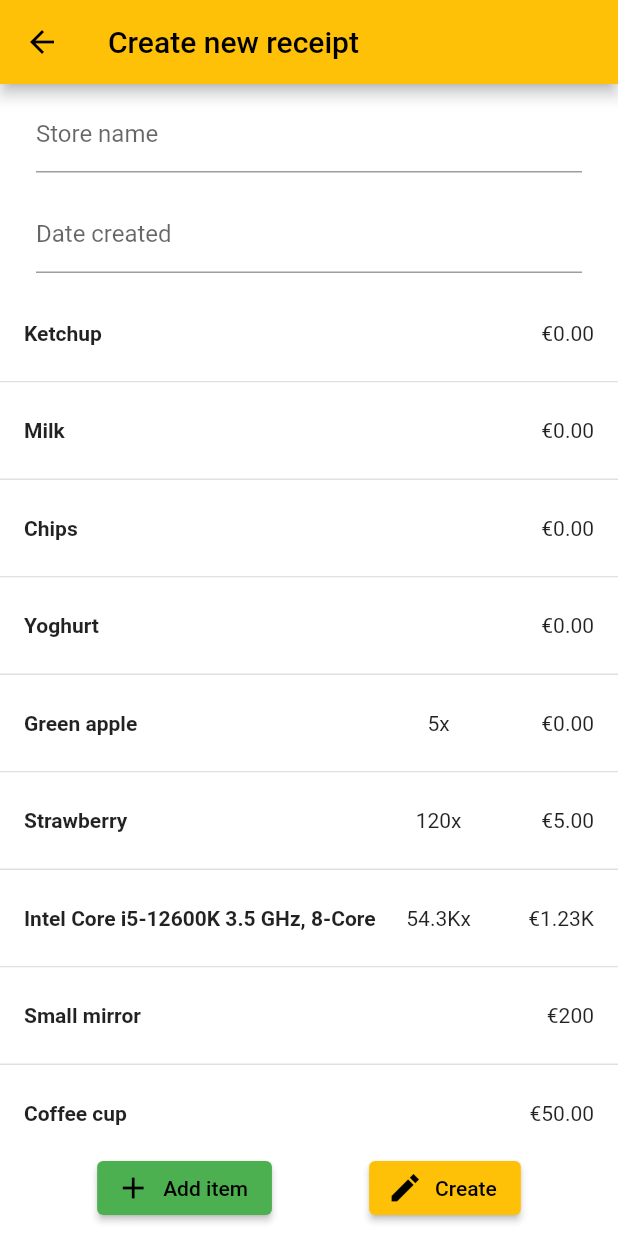
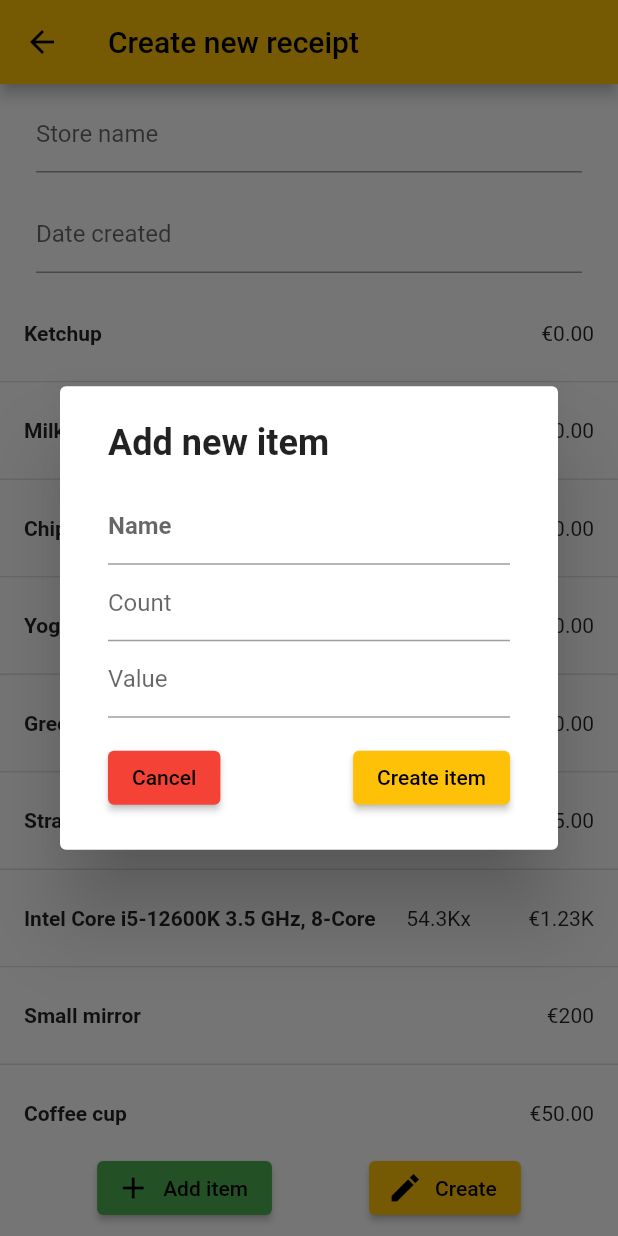
Before and after one commit to RoboBaranik/receipt_calculator, a Flutter app: the ReceiptCreateManualPage screen opened by its route, after a tap on "Add item", on a phone screen of 412 x 824 dp. Run offline on Flutter 3.47's test engine with Material 2 defaults, Android fonts, the phone set to English and light mode, and no system bars; drawn by our look-alikes of expandable.

Commit message:
Receipt item create

```diff
--- a/lib/data/receipt_item.dart
+++ b/lib/data/receipt_item.dart
@@ -1,3 +1,4 @@
+import 'package:expandable/expandable.dart';
 import 'package:flutter/material.dart';
 import 'package:receipt_calculator/helper.dart';
 
@@ -47,6 +48,12 @@ class ReceiptItem {
   }
 }
 
+class ExpandableReceiptItem {
+  final ReceiptItem item;
+  final ExpandableController controller;
+  ExpandableReceiptItem({required this.item, required this.controller});
+}
+
 class Partition {
   final String person;
   int percentPaid;
--- a/lib/helper.dart
+++ b/lib/helper.dart
@@ -1,5 +1,6 @@
 import 'dart:io';
 
+import 'package:expandable/expandable.dart';
 import 'package:flutter/material.dart';
 import 'package:intl/intl.dart';
 
@@ -19,6 +20,7 @@ class Helper {
     Colors.indigo,
     Colors.green
   ];
+  static Map<String, String> langToCountMap = {'en': 'x', 'sk': 'ks'};
   static NumberFormat decimalFormat =
       NumberFormat.decimalPattern(Helper.locale);
   static NumberFormat a = NumberFormat.simpleCurrency();
@@ -47,17 +49,37 @@ class Helper {
   }
 
   static String countToString(int count) {
-    if (count <= 1) {
+    if (count == 1) {
       return '';
     }
     String countSimple =
         NumberFormat.compact(locale: Helper.locale).format(count);
+    var countSuffix = Helper.langToCount();
     switch (Helper.locale.substring(0, 2)) {
       case 'sk':
-        return '$countSimple ks';
+        return '$countSimple $countSuffix';
       case 'en':
       default:
-        return '${countSimple}x';
+        return '$countSimple$countSuffix';
+    }
+  }
+
+  static String langToCount() {
+    var count = Helper.langToCountMap[Helper.locale.substring(0, 2)];
+    return count ?? 'x';
+  }
+
+  static void expandableListControllerSetUp(
+      Iterable<ExpandableController> list) {
+    var indicies = List.generate(list.length, (index) => index);
+    for (var index in indicies) {
+      var others = indicies.where((element) => element != index);
+      list.elementAt(index).addListener(() {
+        if (!list.elementAt(index).value) return;
+        for (var element in others) {
+          list.elementAt(element).value = false;
+        }
+      });
     }
   }
 }
--- a/lib/pages/receipt_create_manual_page.dart
+++ b/lib/pages/receipt_create_manual_page.dart
@@ -1,7 +1,9 @@
+import 'package:expandable/expandable.dart';
 import 'package:flutter/material.dart';
 import 'package:receipt_calculator/data/receipt_item.dart';
 import 'package:receipt_calculator/helper.dart';
 import 'package:receipt_calculator/routes.dart';
+import 'package:receipt_calculator/widgets/receipt_list/dialog_receipt_item_add.dart';
 import 'package:receipt_calculator/widgets/receipt_list/list_item.dart';
 
 class ReceiptCreateManualPage extends StatefulWidget {
@@ -16,7 +18,31 @@ class _ReceiptCreateManualPageState extends State<ReceiptCreateManualPage> {
   final GlobalKey<FormState> _formKey = GlobalKey<FormState>();
   final TextEditingController _name = TextEditingController();
   final TextEditingController _timeCreated = TextEditingController();
-  final List<ReceiptItem> items = Routes.mocked1.items;
+  final ScrollController _scrollController = ScrollController();
+  final List<ExpandableReceiptItem> items = Routes.mocked1.items
+      .map((e) =>
+          ExpandableReceiptItem(item: e, controller: ExpandableController()))
+      .toList();
+  // final Map<ReceiptItem, ExpandableController> items = {
+  //   for (var key in Routes.mocked1.items) key: ExpandableController()
+  // };
+  _ReceiptCreateManualPageState() {
+    Helper.expandableListControllerSetUp(items.map((e) => e.controller));
+  }
+  updateControllers() {
+    for (var element in items.map((e) => e.controller)) {
+      element.removeListener(() {});
+    }
+    Helper.expandableListControllerSetUp(items.map((e) => e.controller));
+  }
+
+  @override
+  void dispose() {
+    super.dispose();
+    for (var element in items.map((e) => e.controller)) {
+      element.removeListener(() {});
+    }
+  }
 
   void getDateAndTime() {
     FocusScope.of(context).requestFocus(FocusNode());
@@ -41,6 +67,10 @@ class _ReceiptCreateManualPageState extends State<ReceiptCreateManualPage> {
 
   @override
   Widget build(BuildContext context) {
+    // WidgetsBinding.instance.addPostFrameCallback((_) =>
+    //     _scrollController.animateTo(_scrollController.position.maxScrollExtent,
+    //         duration: const Duration(seconds: 2), curve: Curves.fastOutSlowIn));
+
     return Scaffold(
       appBar: AppBar(title: const Text('Create new receipt')),
       backgroundColor: Colors.white,
@@ -80,7 +110,11 @@ class _ReceiptCreateManualPageState extends State<ReceiptCreateManualPage> {
             ),
             Expanded(
               child: ListView.separated(
-                  itemBuilder: (context, index) => ListItem(item: items[index]),
+                  controller: _scrollController,
+                  itemBuilder: (context, index) => ListItem(
+                        item: items[index].item,
+                        controller: items[index].controller,
+                      ),
                   separatorBuilder: (context, index) => Container(
                         height: 1,
                         color: Colors.black12,
@@ -93,7 +127,24 @@ class _ReceiptCreateManualPageState extends State<ReceiptCreateManualPage> {
                 mainAxisAlignment: MainAxisAlignment.spaceEvenly,
                 children: [
                   ElevatedButton.icon(
-                    onPressed: () {},
+                    onPressed: () {
+                      showDialog(
+                        context: context,
+                        builder: (_) => DialogReceiptItemAdd(isCreate: true),
+                      ).then((newReceiptItem) {
+                        if (newReceiptItem == null) {
+                          debugPrint('Item creation canceled');
+                          return;
+                        }
+                        debugPrint('Created item: $newReceiptItem');
+                        setState(() {
+                          items.add(ExpandableReceiptItem(
+                              item: newReceiptItem,
+                              controller: ExpandableController()));
+                          updateControllers();
+                        });
+                      });
+                    },
                     icon: const Icon(Icons.add),
                     label: const Text('Add item'),
                     style: TextButton.styleFrom(backgroundColor: Colors.green),
--- a/lib/pages/receipt_list_page.dart
+++ b/lib/pages/receipt_list_page.dart
@@ -1,7 +1,7 @@
 import 'package:flutter/material.dart';
 import 'package:receipt_calculator/data/receipt_item.dart';
 import 'package:receipt_calculator/helper.dart';
-import 'package:receipt_calculator/widgets/receipt_list/dialog_add.dart';
+import 'package:receipt_calculator/widgets/receipt_list/dialog_receipt_add.dart';
 
 import '../routes.dart';
 import '../widgets/drawer.dart';
--- /dev/null
+++ b/lib/widgets/receipt_list/dialog_receipt_item_add.dart
@@ -0,0 +1,135 @@
+import 'dart:math';
+
+import 'package:flutter/material.dart';
+import 'package:flutter/services.dart';
+import 'package:intl/intl.dart';
+import 'package:receipt_calculator/data/receipt_item.dart';
+import 'package:receipt_calculator/helper.dart';
+
+class DialogReceiptItemAdd extends StatelessWidget {
+  final bool isCreate;
+  DialogReceiptItemAdd({super.key, required this.isCreate});
+  final TextEditingController nameController = TextEditingController();
+  final TextEditingController countController = TextEditingController();
+  final TextEditingController valueController = TextEditingController();
+
+  @override
+  Widget build(BuildContext context) {
+    return Dialog(
+      child: Container(
+        padding: const EdgeInsets.symmetric(vertical: 24, horizontal: 32),
+        child: Column(
+          mainAxisSize: MainAxisSize.min,
+          children: [
+            Container(
+              padding: const EdgeInsets.only(bottom: 16),
+              width: double.infinity,
+              child: Text(
+                isCreate ? 'Add new item' : 'Edit item',
+                textAlign: TextAlign.left,
+                style: const TextStyle(
+                  fontWeight: FontWeight.bold,
+                  fontSize: 24,
+                ),
+              ),
+            ),
+            TextFormField(
+              controller: nameController,
+              keyboardType: TextInputType.text,
+              textCapitalization: TextCapitalization.sentences,
+              style: const TextStyle(fontWeight: FontWeight.bold),
+              decoration: const InputDecoration(
+                isDense: true,
+                labelText: 'Name',
+              ),
+              validator: (value) =>
+                  value == null || value.isEmpty ? 'Empty name of item' : null,
+            ),
+            TextFormField(
+              controller: countController,
+              inputFormatters: [
+                FilteringTextInputFormatter.allow(RegExp(r"[1-9][0-9]*")),
+              ],
+              keyboardType: const TextInputType.numberWithOptions(
+                  signed: false, decimal: true),
+              decoration: InputDecoration(
+                  isDense: true,
+                  labelText: 'Count',
+                  suffixText: Helper.langToCount()),
+            ),
+            TextFormField(
+              controller: valueController,
+              inputFormatters: [
+                FilteringTextInputFormatter.allow(RegExp(r"[0-9.-]")),
+              ],
+              onChanged: (value) {
+                if (value.trim().isEmpty) return;
+                var matched = RegExp(r'^-?(0|([1-9][0-9]*))(\.(\d(\d)?)?)?$')
+                    .hasMatch(value);
+                // var matches = RegExp(r'-?(0|([1-9][0-9]*))(\.(\d(\d)?)?)?')
+                //     .allMatches(value);
+                // debugPrint('Matched: $matched. Matches: ${matches.length}');
+                // for (final m in matches) {
+                //   debugPrint(m[0]!);
+                // }
+                if (!matched) {
+                  var offset = valueController.selection.baseOffset;
+                  valueController.value = TextEditingValue(
+                      text: valueController.text.substring(0, offset - 1) +
+                          valueController.text.substring(offset),
+                      selection: TextSelection.collapsed(offset: offset - 1));
+                  // var match = matches.reduce(
+                  //     (value, element) => value[0]!.length == element[0]!.length
+                  //         ? element
+                  //         : value[0]!.length > element[0]!.length
+                  //             ? value
+                  //             : element)[0]!;
+                  // valueController.value = TextEditingValue(
+                  //     text: match,
+                  //     selection: TextSelection.collapsed(
+                  //         offset: valueController.selection.baseOffset <
+                  //                 match.length
+                  //             ? valueController.selection.baseOffset - 1
+                  //             : match.length));
+                }
+              },
+              keyboardType: const TextInputType.numberWithOptions(
+                  signed: true, decimal: true),
+              decoration: const InputDecoration(
+                isDense: true,
+                labelText: 'Value',
+                suffixText: '€',
+              ),
+            ),
+            const SizedBox(
+              height: 16,
+            ),
+            Row(
+              mainAxisAlignment: MainAxisAlignment.spaceBetween,
+              children: [
+                ElevatedButton(
+                  onPressed: () {
+                    Navigator.pop(context);
+                  },
+                  style: TextButton.styleFrom(backgroundColor: Colors.red),
+                  child: const Text('Cancel'),
+                ),
+                ElevatedButton(
+                  onPressed: () {
+                    Navigator.pop(
+                        context,
+                        ReceiptItem(
+                            name: nameController.text,
+                            count: int.tryParse(countController.text) ?? 1,
+                            value: double.tryParse(valueController.text) ?? 0));
+                  },
+                  child: const Text('Create item'),
+                ),
+              ],
+            )
+          ],
+        ),
+      ),
+    );
+  }
+}
--- a/lib/widgets/receipt_list/list_item.dart
+++ b/lib/widgets/receipt_list/list_item.dart
@@ -6,12 +6,14 @@ import 'package:receipt_calculator/widgets/home/partition_progress_bar.dart';
 
 class ListItem extends StatelessWidget {
   final ReceiptItem item;
+  final ExpandableController controller;
 
-  const ListItem({super.key, required this.item});
+  const ListItem({super.key, required this.item, required this.controller});
 
   @override
   Widget build(BuildContext context) {
     return ExpandablePanel(
+      controller: controller,
       collapsed: Container(),
       expanded: Row(mainAxisAlignment: MainAxisAlignment.end, children: [
         OutlinedButton.icon(
@@ -26,6 +28,7 @@ class ListItem extends StatelessWidget {
           label: const Text('Delete'),
           style: TextButton.styleFrom(foregroundColor: Colors.red),
         ),
+        const SizedBox(width: 8),
       ]),
       theme: const ExpandableThemeData(hasIcon: false, tapHeaderToExpand: true),
       header: Container(
```
Also changed, not shown: lib/widgets/receipt_list/dialog_receipt_add.dart (renamed from lib/widgets/receipt_list/dialog_add.dart).
